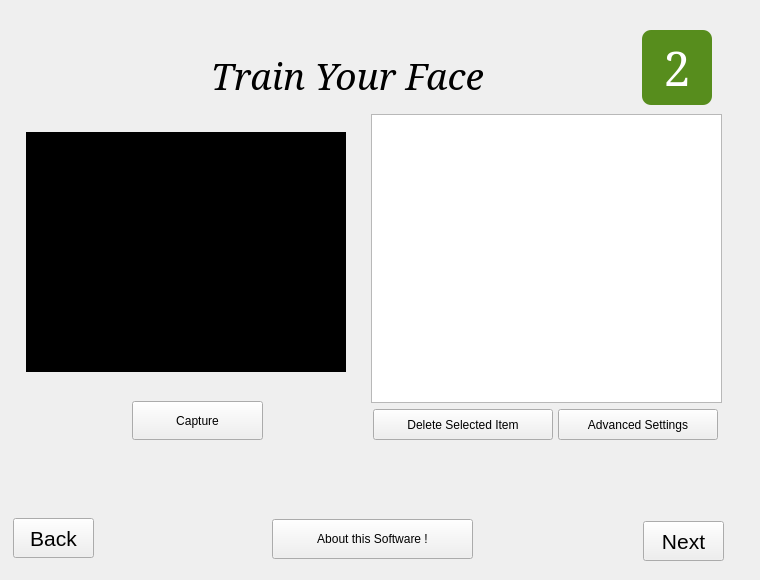
The window that qtbranch/data/ui/uifiles/faceTrainer.ui (WilliamRen/pam-face-authentication) describes before a commit, drawn with Qt 5.
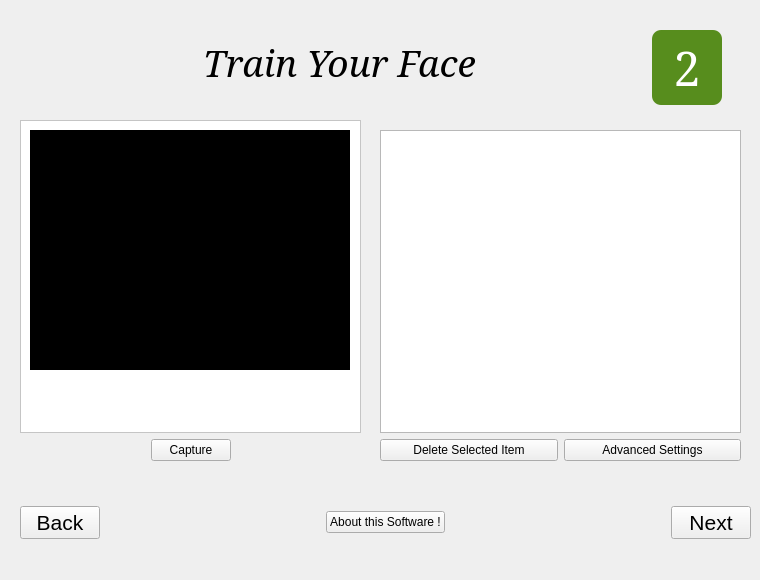
The same window after the commit. The open tabs and pages were chosen to show the change. Icons and pictures are not drawn.

```diff
--- a/qtbranch/data/ui/uifiles/faceTrainer.ui
+++ b/qtbranch/data/ui/uifiles/faceTrainer.ui
@@ -39,7 +39,7 @@
    <widget class="QStackedWidget" name="stkWg">
     <property name="geometry">
      <rect>
-      <x>0</x>
+      <x>10</x>
       <y>10</y>
       <width>746</width>
       <height>567</height>
@@ -393,36 +393,13 @@
        <set>Qt::AlignCenter</set>
       </property>
      </widget>
-     <widget class="QPushButton" name="pb_capture">
-      <property name="geometry">
-       <rect>
-        <x>132</x>
-        <y>391</y>
-        <width>131</width>
-        <height>39</height>
-       </rect>
-      </property>
-      <property name="text">
-       <string>Capture</string>
-      </property>
-      <property name="icon">
-       <iconset resource="../../../graphics.qrc">
-        <normaloff>:/data/ui/images/record.png</normaloff>:/data/ui/images/record.png</iconset>
-      </property>
-      <property name="iconSize">
-       <size>
-        <width>32</width>
-        <height>32</height>
-       </size>
-      </property>
-     </widget>
      <widget class="QLabel" name="lbl_heading_2">
       <property name="geometry">
        <rect>
-        <x>172</x>
-        <y>40</y>
-        <width>351</width>
-        <height>51</height>
+        <x>180</x>
+        <y>30</y>
+        <width>299</width>
+        <height>44</height>
        </rect>
       </property>
       <property name="minimumSize">
@@ -456,58 +433,20 @@
        <set>Qt::AlignCenter</set>
       </property>
      </widget>
-     <widget class="QLabel" name="lbl_ibar">
+     <widget class="QWidget" name="">
       <property name="geometry">
        <rect>
-        <x>22</x>
-        <y>440</y>
-        <width>690</width>
-        <height>61</height>
+        <x>10</x>
+        <y>460</y>
+        <width>731</width>
+        <height>69</height>
        </rect>
       </property>
-      <property name="minimumSize">
-       <size>
-        <width>436</width>
-        <height>0</height>
-       </size>
-      </property>
-      <property name="font">
-       <font>
-        <family>Serif</family>
-        <pointsize>14</pointsize>
-        <weight>50</weight>
-        <italic>true</italic>
-        <bold>false</bold>
-       </font>
-      </property>
-      <property name="autoFillBackground">
-       <bool>false</bool>
-      </property>
-      <property name="styleSheet">
-       <string notr="true"/>
-      </property>
-      <property name="text">
-       <string/>
-      </property>
-      <property name="alignment">
-       <set>Qt::AlignCenter</set>
-      </property>
-      <property name="wordWrap">
-       <bool>false</bool>
-      </property>
-      <property name="margin">
-       <number>0</number>
-      </property>
-     </widget>
+      <layout class="QGridLayout" name="gridLayout_5">
+       <item row="3" column="0">
+        <layout class="QGridLayout" name="gridLayout_3">
+         <item row="0" column="0">
      <widget class="QPushButton" name="pb_back_t2">
-      <property name="geometry">
-       <rect>
-        <x>13</x>
-        <y>508</y>
-        <width>81</width>
-        <height>40</height>
-       </rect>
-      </property>
       <property name="font">
        <font>
         <pointsize>16</pointsize>
@@ -517,46 +456,22 @@
        <string>Back</string>
       </property>
      </widget>
-     <widget class="QPushButton" name="pb_next_t2">
-      <property name="geometry">
-       <rect>
-        <x>643</x>
-        <y>511</y>
-        <width>81</width>
-        <height>40</height>
-       </rect>
-      </property>
-      <property name="font">
-       <font>
-        <pointsize>16</pointsize>
-       </font>
-      </property>
-      <property name="text">
-       <string>Next</string>
-      </property>
-     </widget>
-     <widget class="QPushButton" name="pb_adv">
-      <property name="geometry">
-       <rect>
-        <x>558</x>
-        <y>399</y>
-        <width>160</width>
-        <height>31</height>
-       </rect>
-      </property>
-      <property name="text">
-       <string>Advanced Settings</string>
-      </property>
-     </widget>
+         </item>
+         <item row="0" column="1">
+          <spacer name="horizontalSpacer_2">
+           <property name="orientation">
+            <enum>Qt::Horizontal</enum>
+           </property>
+           <property name="sizeHint" stdset="0">
+            <size>
+             <width>40</width>
+             <height>20</height>
+            </size>
+           </property>
+          </spacer>
+         </item>
+         <item row="0" column="2">
      <widget class="QPushButton" name="pb_about">
-      <property name="geometry">
-       <rect>
-        <x>272</x>
-        <y>509</y>
-        <width>201</width>
-        <height>40</height>
-       </rect>
-      </property>
       <property name="text">
        <string>About this Software !</string>
       </property>
@@ -565,57 +480,85 @@
         <normaloff>:/data/ui/images/about.png</normaloff>:/data/ui/images/about.png</iconset>
       </property>
      </widget>
-     <widget class="QGraphicsView" name="webcamPreview">
+         </item>
+         <item row="0" column="3">
+          <spacer name="horizontalSpacer_3">
+           <property name="orientation">
+            <enum>Qt::Horizontal</enum>
+           </property>
+           <property name="sizeHint" stdset="0">
+            <size>
+             <width>40</width>
+             <height>20</height>
+            </size>
+           </property>
+          </spacer>
+         </item>
+         <item row="0" column="4">
+          <widget class="QPushButton" name="pb_next_t2">
+           <property name="font">
+            <font>
+             <pointsize>16</pointsize>
+            </font>
+           </property>
+           <property name="text">
+            <string>Next</string>
+           </property>
+          </widget>
+         </item>
+        </layout>
+       </item>
+       <item row="2" column="0">
+        <widget class="QLabel" name="lbl_ibar">
+         <property name="minimumSize">
+          <size>
+           <width>436</width>
+           <height>0</height>
+          </size>
+         </property>
+         <property name="font">
+          <font>
+           <family>Serif</family>
+           <pointsize>14</pointsize>
+           <weight>50</weight>
+           <italic>true</italic>
+           <bold>false</bold>
+          </font>
+         </property>
+         <property name="autoFillBackground">
+          <bool>false</bool>
+         </property>
+         <property name="styleSheet">
+          <string notr="true"/>
+         </property>
+         <property name="text">
+          <string/>
+         </property>
+         <property name="alignment">
+          <set>Qt::AlignCenter</set>
+         </property>
+         <property name="wordWrap">
+          <bool>true</bool>
+         </property>
+         <property name="margin">
+          <number>0</number>
+         </property>
+        </widget>
+       </item>
+      </layout>
+     </widget>
+     <widget class="QWidget" name="">
       <property name="geometry">
        <rect>
-        <x>26</x>
-        <y>122</y>
-        <width>320</width>
-        <height>240</height>
+        <x>370</x>
+        <y>120</y>
+        <width>361</width>
+        <height>331</height>
        </rect>
       </property>
-      <property name="maximumSize">
-       <size>
-        <width>320</width>
-        <height>240</height>
-       </size>
-      </property>
-      <property name="styleSheet">
-       <string>background-color: rgb(0, 0, 0);</string>
-      </property>
-      <property name="frameShape">
-       <enum>QFrame::NoFrame</enum>
-      </property>
-      <property name="frameShadow">
-       <enum>QFrame::Plain</enum>
-      </property>
-      <property name="lineWidth">
-       <number>0</number>
-      </property>
-      <property name="verticalScrollBarPolicy">
-       <enum>Qt::ScrollBarAlwaysOff</enum>
-      </property>
-      <property name="horizontalScrollBarPolicy">
-       <enum>Qt::ScrollBarAlwaysOff</enum>
-      </property>
-      <property name="sceneRect">
-       <rectf>
-        <x>0.000000000000000</x>
-        <y>0.000000000000000</y>
-        <width>320.000000000000000</width>
-        <height>240.000000000000000</height>
-       </rectf>
-      </property>
-     </widget>
+      <layout class="QGridLayout" name="gridLayout">
+       <item row="0" column="0" colspan="2">
      <widget class="QListWidget" name="lv_thumbnails">
-      <property name="geometry">
-       <rect>
-        <x>371</x>
-        <y>104</y>
-        <width>351</width>
-        <height>289</height>
-       </rect>
-      </property>
       <property name="horizontalScrollBarPolicy">
        <enum>Qt::ScrollBarAlwaysOff</enum>
       </property>
@@ -647,22 +590,136 @@
        <enum>QListView::IconMode</enum>
       </property>
      </widget>
+       </item>
+       <item row="1" column="0">
      <widget class="QPushButton" name="pb_ds">
       <property name="enabled">
        <bool>true</bool>
       </property>
-      <property name="geometry">
-       <rect>
-        <x>373</x>
-        <y>399</y>
-        <width>180</width>
-        <height>31</height>
-       </rect>
-      </property>
       <property name="text">
        <string>Delete Selected Item</string>
       </property>
      </widget>
+       </item>
+       <item row="1" column="1">
+        <widget class="QPushButton" name="pb_adv">
+         <property name="text">
+          <string>Advanced Settings</string>
+         </property>
+        </widget>
+       </item>
+      </layout>
+     </widget>
+     <widget class="QWidget" name="">
+      <property name="geometry">
+       <rect>
+        <x>10</x>
+        <y>110</y>
+        <width>341</width>
+        <height>341</height>
+       </rect>
+      </property>
+      <layout class="QGridLayout" name="gridLayout_7">
+       <item row="0" column="0" colspan="3">
+        <widget class="QFrame" name="frame">
+         <property name="styleSheet">
+          <string notr="true">background-color: rgb(255, 255, 255);</string>
+         </property>
+         <property name="frameShape">
+          <enum>QFrame::StyledPanel</enum>
+         </property>
+         <property name="frameShadow">
+          <enum>QFrame::Raised</enum>
+         </property>
+         <widget class="QGraphicsView" name="webcamPreview">
+          <property name="geometry">
+           <rect>
+            <x>10</x>
+            <y>10</y>
+            <width>320</width>
+            <height>240</height>
+           </rect>
+          </property>
+          <property name="maximumSize">
+           <size>
+            <width>320</width>
+            <height>240</height>
+           </size>
+          </property>
+          <property name="styleSheet">
+           <string>background-color: rgb(0, 0, 0);</string>
+          </property>
+          <property name="frameShape">
+           <enum>QFrame::NoFrame</enum>
+          </property>
+          <property name="frameShadow">
+           <enum>QFrame::Plain</enum>
+          </property>
+          <property name="lineWidth">
+           <number>0</number>
+          </property>
+          <property name="verticalScrollBarPolicy">
+           <enum>Qt::ScrollBarAlwaysOff</enum>
+          </property>
+          <property name="horizontalScrollBarPolicy">
+           <enum>Qt::ScrollBarAlwaysOff</enum>
+          </property>
+          <property name="sceneRect">
+           <rectf>
+            <x>0.000000000000000</x>
+            <y>0.000000000000000</y>
+            <width>320.000000000000000</width>
+            <height>240.000000000000000</height>
+           </rectf>
+          </property>
+         </widget>
+        </widget>
+       </item>
+       <item row="1" column="0">
+        <spacer name="horizontalSpacer_5">
+         <property name="orientation">
+          <enum>Qt::Horizontal</enum>
+         </property>
+         <property name="sizeHint" stdset="0">
+          <size>
+           <width>40</width>
+           <height>20</height>
+          </size>
+         </property>
+        </spacer>
+       </item>
+       <item row="1" column="1">
+        <widget class="QPushButton" name="pb_capture">
+         <property name="text">
+          <string>Capture</string>
+         </property>
+         <property name="icon">
+          <iconset resource="../../../graphics.qrc">
+           <normaloff>:/data/ui/images/record.png</normaloff>:/data/ui/images/record.png</iconset>
+         </property>
+         <property name="iconSize">
+          <size>
+           <width>32</width>
+           <height>32</height>
+          </size>
+         </property>
+        </widget>
+       </item>
+       <item row="1" column="2">
+        <spacer name="horizontalSpacer_6">
+         <property name="orientation">
+          <enum>Qt::Horizontal</enum>
+         </property>
+         <property name="sizeHint" stdset="0">
+          <size>
+           <width>40</width>
+           <height>20</height>
+          </size>
+         </property>
+        </spacer>
+       </item>
+      </layout>
+     </widget>
     </widget>
     <widget class="QWidget" name="third">
      <widget class="QLabel" name="lbl_number_5">
```
Left out of the diff: 443 changed lines with no effect on the pictures. Lines whose indentation alone changed are shown as unchanged.
